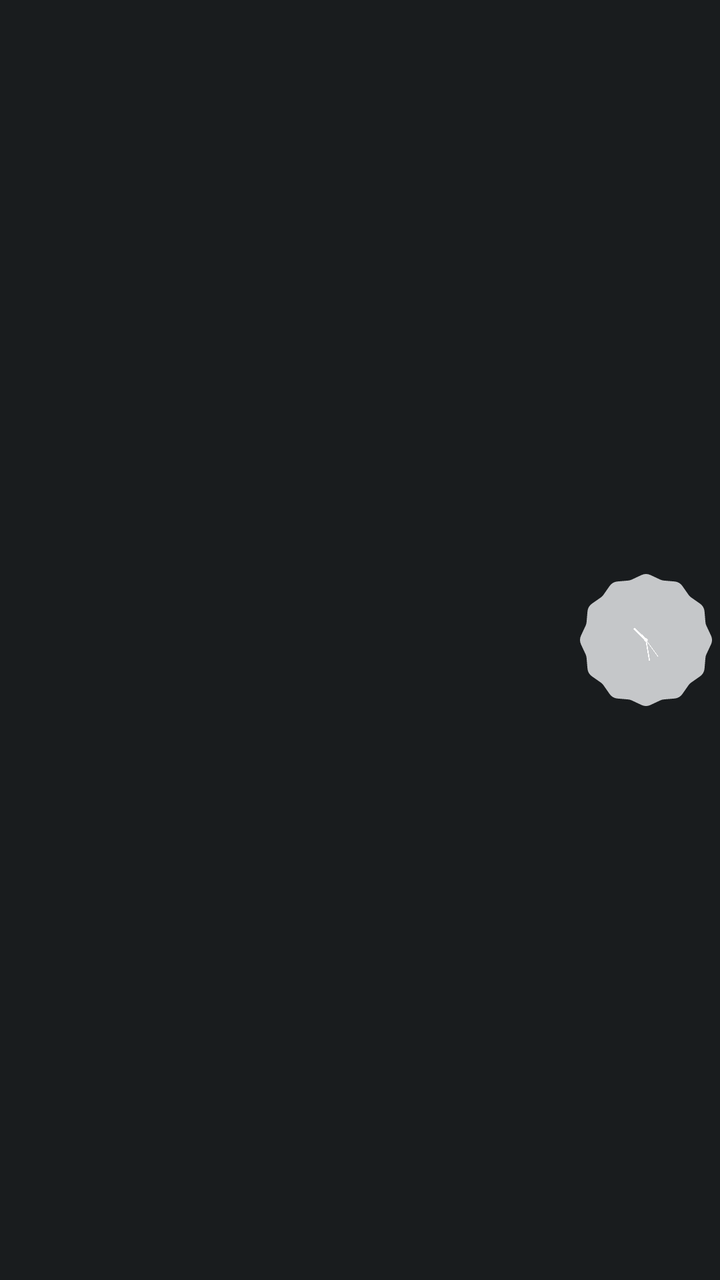
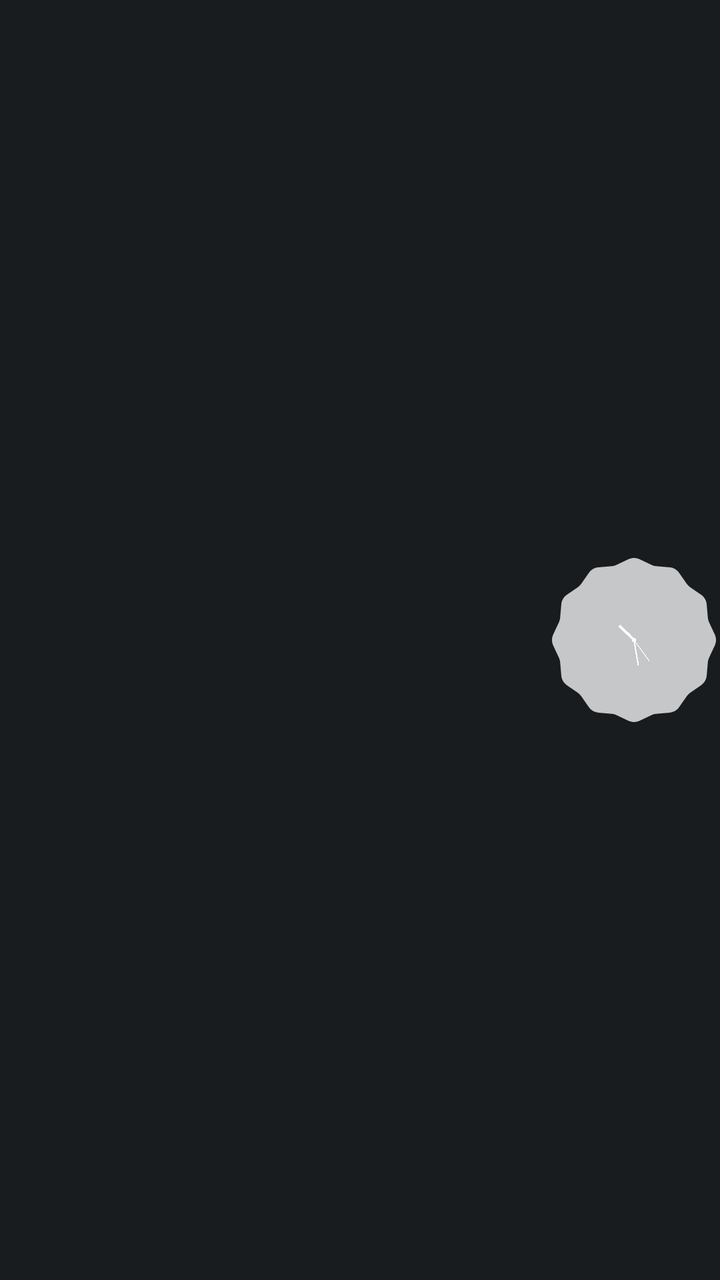

Screens rendered from an Android XML layout before and after an edit, with the pre-edit source and the edit as a unified diff.
<!-- AndroidManifest.xml: application theme android:Theme.DeviceDefault.NoActionBar -->
<!-- res/layout/widget_solis.xml -->
<?xml version="1.0" encoding="utf-8"?>
<RelativeLayout xmlns:android="http://schemas.android.com/apk/res/android"
    android:layout_width="match_parent"
    android:layout_height="match_parent"
    android:padding="4dp">

    
    <ImageView
        android:id="@+id/solis_pill_bg_img"
        android:layout_width="match_parent"
        android:layout_height="match_parent"
        android:layout_marginEnd="18dp"
        android:scaleType="fitXY" />

    
    <ImageView
        android:id="@+id/solis_custom_text_img"
        android:layout_width="wrap_content"
        android:layout_height="wrap_content"
        android:layout_alignParentStart="true"
        android:layout_centerVertical="true"
        android:layout_marginStart="24dp"
        android:layout_marginEnd="76dp"
        android:adjustViewBounds="true"
        android:scaleType="fitStart" />

    
    <ImageView
        android:id="@+id/solis_hex_bg_img"
        android:layout_width="66dp"
        android:layout_height="66dp"
        android:layout_alignParentEnd="true"
        android:layout_centerVertical="true"
        android:scaleType="fitCenter" />

    
    <AnalogClock
        android:id="@+id/solis_analog_clock"
        android:layout_width="66dp"
        android:layout_height="66dp"
        android:layout_alignParentEnd="true"
        android:layout_centerVertical="true"
        android:hand_hour="@drawable/solis_hand_hour"
        android:hand_minute="@drawable/solis_hand_minute"
        android:hand_second="@drawable/solis_hand_second" />

</RelativeLayout>
<!-- resources referenced by this layout -->
<resources>
  <!-- drawable solis_hand_hour (drawable) -->
  <?xml version="1.0" encoding="utf-8"?>
  <vector xmlns:android="http://schemas.android.com/apk/res/android"
      android:width="120dp"
      android:height="120dp"
      android:viewportWidth="120"
      android:viewportHeight="120">
      
      <path
          android:fillColor="#FFFFFFFF"
          android:pathData="M57.1,12 L62.9,12 L62.9,60 L57.1,60 Z" />
      <path
          android:fillColor="#FFFFFFFF"
          android:pathData="M60,60 m -5,0 a 5,5 0 1,0 10,0 a 5,5 0 1,0 -10,0" />
  </vector>
  <!-- drawable solis_hand_minute (drawable) -->
  <?xml version="1.0" encoding="utf-8"?>
  <vector xmlns:android="http://schemas.android.com/apk/res/android"
      android:width="120dp"
      android:height="120dp"
      android:viewportWidth="120"
      android:viewportHeight="120">
      
      <path
          android:fillColor="#FFFFFFFF"
          android:pathData="M58.4,0 L61.6,0 L61.6,60 L58.4,60 Z" />
  </vector>
  <!-- drawable solis_hand_second (drawable) -->
  <?xml version="1.0" encoding="utf-8"?>
  <vector xmlns:android="http://schemas.android.com/apk/res/android"
      android:width="120dp"
      android:height="120dp"
      android:viewportWidth="120"
      android:viewportHeight="120">
      
      <path
          android:fillColor="#FFFFFFFF"
          android:pathData="M59.1,0 L60.9,0 L60.9,80 L59.1,80 Z" />
      <path
          android:fillColor="#FFFFFFFF"
          android:pathData="M60,60 m -3,0 a 3,3 0 1,0 6,0 a 3,3 0 1,0 -6,0" />
  </vector>
</resources>

<!-- the commit's change to res/layout/widget_solis.xml (unified diff, before → after) -->
@@ -2,14 +2,14 @@
 <RelativeLayout xmlns:android="http://schemas.android.com/apk/res/android"
     android:layout_width="match_parent"
     android:layout_height="match_parent"
-    android:padding="4dp">
+    android:padding="2dp">
 
     
     <ImageView
         android:id="@+id/solis_pill_bg_img"
         android:layout_width="match_parent"
         android:layout_height="match_parent"
-        android:layout_marginEnd="18dp"
+        android:layout_marginEnd="24dp"
         android:scaleType="fitXY" />
 
     
@@ -19,16 +19,16 @@
         android:layout_height="wrap_content"
         android:layout_alignParentStart="true"
         android:layout_centerVertical="true"
-        android:layout_marginStart="24dp"
-        android:layout_marginEnd="76dp"
+        android:layout_marginStart="22dp"
+        android:layout_marginEnd="88dp"
         android:adjustViewBounds="true"
         android:scaleType="fitStart" />
 
     
     <ImageView
         android:id="@+id/solis_hex_bg_img"
-        android:layout_width="66dp"
-        android:layout_height="66dp"
+        android:layout_width="82dp"
+        android:layout_height="82dp"
         android:layout_alignParentEnd="true"
         android:layout_centerVertical="true"
         android:scaleType="fitCenter" />
@@ -36,8 +36,8 @@
     
     <AnalogClock
         android:id="@+id/solis_analog_clock"
-        android:layout_width="66dp"
-        android:layout_height="66dp"
+        android:layout_width="82dp"
+        android:layout_height="82dp"
         android:layout_alignParentEnd="true"
         android:layout_centerVertical="true"
         android:hand_hour="@drawable/solis_hand_hour"
